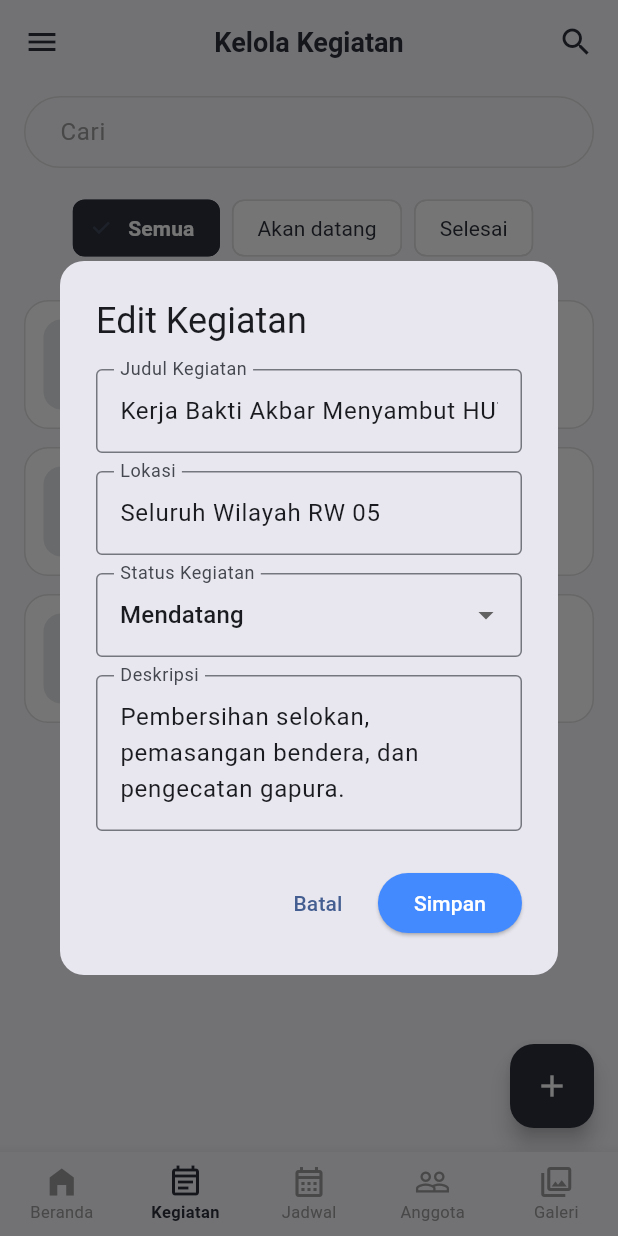
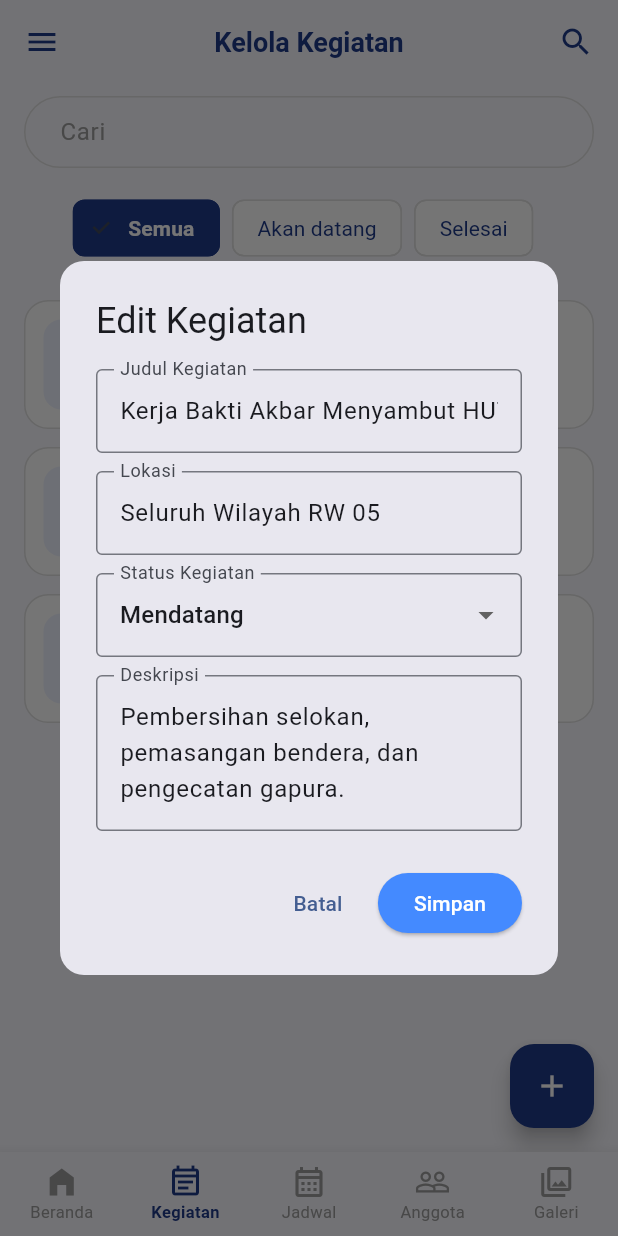
Before and after one commit to kelompok4-KH002/KarangKita, a Flutter app: the HalamanBerandaAdmin screen opened directly, item 2 of the bottom bar chosen, after a tap on the "edit" icon, on a phone screen of 412 x 824 dp. Run offline on Flutter 3.47's test engine with Material 3 defaults, Android fonts, the phone set to English and light mode, and no system bars; our stand-ins replace cloud_firestore, firebase_auth, firebase_core, image_picker; accounts and stored records are empty.

Commit message:
update ui dan tema

```diff
--- a/lib/autentikasi/komponen/komponen_autentikasi.dart
+++ b/lib/autentikasi/komponen/komponen_autentikasi.dart
@@ -1,8 +1,9 @@
 import 'package:flutter/material.dart';
 
-const primaryDarkBlue = Color(0xFF1E3A8A); // Tema biru tua seragam Figma
+// Warna biru tua utama sesuai tema Figma
+const primaryDarkBlue = Color(0xFF1E3A8A);
 
-// Component header logo KarangKita
+// Widget header logo dan judul KarangKita
 class HeaderLogoKarangKita extends StatelessWidget {
   const HeaderLogoKarangKita({super.key});
 
@@ -46,7 +47,7 @@ class HeaderLogoKarangKita extends StatelessWidget {
   }
 }
 
-// Input Field Kustom untuk Form Login
+// Widget kustom textfield input
 class InputFieldCustom extends StatelessWidget {
   final TextEditingController controller;
   final String label;
@@ -108,7 +109,7 @@ class InputFieldCustom extends StatelessWidget {
   }
 }
 
-// Tombol Utama Kustom
+// Widget kustom tombol biru utama
 class TombolUtama extends StatelessWidget {
   final String text;
   final VoidCallback onPressed;
--- a/lib/kegiatan/admin/halaman/halaman_beranda_admin.dart
+++ b/lib/kegiatan/admin/halaman/halaman_beranda_admin.dart
@@ -28,6 +28,8 @@ class _HalamanBerandaAdminState extends State<HalamanBerandaAdmin> {
 
   @override
   Widget build(BuildContext context) {
+    const primaryDarkBlue = Color(0xFF1E3A8A);
+
     return Scaffold(
       body: _pages[_currentIndex],
       // Bottom Navigation Bar 5 Tab
@@ -39,7 +41,7 @@ class _HalamanBerandaAdminState extends State<HalamanBerandaAdmin> {
           });
         },
         type: BottomNavigationBarType.fixed,
-        selectedItemColor: const Color(0xFF2B303A),
+        selectedItemColor: primaryDarkBlue,
         unselectedItemColor: Colors.grey.shade500,
         selectedLabelStyle: const TextStyle(fontWeight: FontWeight.bold, fontSize: 11),
         unselectedLabelStyle: const TextStyle(fontSize: 11),
@@ -76,6 +78,7 @@ class _BerandaTabContent extends StatelessWidget {
 
   @override
   Widget build(BuildContext context) {
+    const primaryDarkBlue = Color(0xFF1E3A8A);
     final now = DateTime.now();
     const List<String> namaBulan = [
       '', 'Januari', 'Februari', 'Maret', 'April', 'Mei', 'Juni',
@@ -106,7 +109,7 @@ class _BerandaTabContent extends StatelessWidget {
         ],
         elevation: 0,
         backgroundColor: Colors.transparent,
-        foregroundColor: const Color(0xFF2B303A),
+        foregroundColor: primaryDarkBlue,
       ),
       body: SingleChildScrollView(
         padding: const EdgeInsets.all(16.0),
@@ -119,7 +122,7 @@ class _BerandaTabContent extends StatelessWidget {
               style: TextStyle(
                 fontSize: 20,
                 fontWeight: FontWeight.bold,
-                color: Color(0xFF2B303A),
+                color: primaryDarkBlue,
               ),
             ),
             const SizedBox(height: 2),
@@ -174,7 +177,7 @@ class _BerandaTabContent extends StatelessWidget {
                     style: TextStyle(
                       fontSize: 16,
                       fontWeight: FontWeight.bold,
-                      color: Color(0xFF2B303A),
+                      color: primaryDarkBlue,
                     ),
                   ),
                 ),
@@ -214,6 +217,7 @@ class _BerandaTabContent extends StatelessWidget {
   }
 
   static Widget _buildStatCard(String count, String label) {
+    const primaryDarkBlue = Color(0xFF1E3A8A);
     return Expanded(
       child: Container(
         padding: const EdgeInsets.symmetric(vertical: 16),
@@ -229,7 +233,7 @@ class _BerandaTabContent extends StatelessWidget {
               style: const TextStyle(
                 fontSize: 22,
                 fontWeight: FontWeight.bold,
-                color: Color(0xFF2B303A),
+                color: primaryDarkBlue,
               ),
             ),
             const SizedBox(height: 4),
@@ -247,6 +251,7 @@ class _BerandaTabContent extends StatelessWidget {
   }
 
   static Widget _buildQuickIcon(IconData icon, String label, VoidCallback onTap) {
+    const primaryDarkBlue = Color(0xFF1E3A8A);
     return InkWell(
       onTap: onTap,
       borderRadius: BorderRadius.circular(16),
@@ -256,17 +261,17 @@ class _BerandaTabContent extends StatelessWidget {
             width: 58,
             height: 58,
             decoration: BoxDecoration(
-              color: const Color(0xFFE5E7EB),
+              color: const Color(0xFFEEF2FF),
               borderRadius: BorderRadius.circular(16),
             ),
-            child: Icon(icon, color: const Color(0xFF2B303A), size: 28),
+            child: Icon(icon, color: primaryDarkBlue, size: 28),
           ),
           const SizedBox(height: 6),
           Text(
             label,
             style: const TextStyle(
               fontSize: 12,
-              color: Color(0xFF2B303A),
+              color: primaryDarkBlue,
             ),
           ),
         ],
@@ -275,6 +280,7 @@ class _BerandaTabContent extends StatelessWidget {
   }
 
   static Widget _buildKegiatanItemCard(String judul, String info) {
+    const primaryDarkBlue = Color(0xFF1E3A8A);
     return Container(
       margin: const EdgeInsets.only(bottom: 12),
       padding: const EdgeInsets.all(12),
@@ -289,12 +295,12 @@ class _BerandaTabContent extends StatelessWidget {
             width: 60,
             height: 60,
             decoration: BoxDecoration(
-              color: const Color(0xFFE5E7EB),
+              color: const Color(0xFFEEF2FF),
               borderRadius: BorderRadius.circular(12),
             ),
-            child: Icon(
+            child: const Icon(
               Icons.image_outlined,
-              color: Colors.grey.shade500,
+              color: primaryDarkBlue,
               size: 28,
             ),
           ),
@@ -308,7 +314,7 @@ class _BerandaTabContent extends StatelessWidget {
                   style: const TextStyle(
                     fontWeight: FontWeight.bold,
                     fontSize: 14,
-                    color: Color(0xFF2B303A),
+                    color: primaryDarkBlue,
                   ),
                   maxLines: 1,
                   overflow: TextOverflow.ellipsis,
--- a/lib/kegiatan/admin/halaman/halaman_kegiatan_admin.dart
+++ b/lib/kegiatan/admin/halaman/halaman_kegiatan_admin.dart
@@ -21,7 +21,6 @@ class _HalamanKegiatanAdminState extends State<HalamanKegiatanAdmin> {
     _muatDataDariFirestore();
   }
 
-  // Muat data terupdate dari Cloud Firestore jika ada
   void _muatDataDariFirestore() async {
     try {
       final snap = await FirebaseFirestore.instance.collection('kegiatan').get();
@@ -131,6 +130,7 @@ class _HalamanKegiatanAdminState extends State<HalamanKegiatanAdmin> {
 
   @override
   Widget build(BuildContext context) {
+    const primaryDarkBlue = Color(0xFF1E3A8A);
     final list = _getFilteredKegiatan();
 
     return Scaffold(
@@ -149,7 +149,7 @@ class _HalamanKegiatanAdminState extends State<HalamanKegiatanAdmin> {
         ],
         elevation: 0,
         backgroundColor: Colors.transparent,
-        foregroundColor: const Color(0xFF2B303A),
+        foregroundColor: primaryDarkBlue,
       ),
       body: Column(
         children: [
@@ -172,7 +172,7 @@ class _HalamanKegiatanAdminState extends State<HalamanKegiatanAdmin> {
                 ),
                 focusedBorder: OutlineInputBorder(
                   borderRadius: BorderRadius.circular(30),
-                  borderSide: const BorderSide(color: Color(0xFF2B303A)),
+                  borderSide: const BorderSide(color: primaryDarkBlue),
                 ),
               ),
             ),
@@ -190,13 +190,13 @@ class _HalamanKegiatanAdminState extends State<HalamanKegiatanAdmin> {
                   child: ChoiceChip(
                     label: Text(kat),
                     selected: isSelected,
-                    selectedColor: const Color(0xFF2B303A),
+                    selectedColor: primaryDarkBlue,
                     backgroundColor: Colors.white,
                     side: BorderSide(
-                      color: isSelected ? const Color(0xFF2B303A) : Colors.grey.shade300,
+                      color: isSelected ? primaryDarkBlue : Colors.grey.shade300,
                     ),
                     labelStyle: TextStyle(
-                      color: isSelected ? Colors.white : const Color(0xFF2B303A),
+                      color: isSelected ? Colors.white : primaryDarkBlue,
                       fontWeight: isSelected ? FontWeight.bold : FontWeight.normal,
                     ),
                     onSelected: (_) {
@@ -239,13 +239,13 @@ class _HalamanKegiatanAdminState extends State<HalamanKegiatanAdmin> {
                               width: 60,
                               height: 60,
                               decoration: BoxDecoration(
-                                color: const Color(0xFFE5E7EB),
+                                color: const Color(0xFFEEF2FF),
                                 borderRadius: BorderRadius.circular(12),
                               ),
-                              child: Center(
+                              child: const Center(
                                 child: Icon(
                                   Icons.event_note_rounded,
-                                  color: Colors.grey.shade500,
+                                  color: primaryDarkBlue,
                                   size: 28,
                                 ),
                               ),
@@ -262,7 +262,7 @@ class _HalamanKegiatanAdminState extends State<HalamanKegiatanAdmin> {
                                     style: const TextStyle(
                                       fontWeight: FontWeight.bold,
                                       fontSize: 14,
-                                      color: Color(0xFF2B303A),
+                                      color: primaryDarkBlue,
                                     ),
                                     maxLines: 1,
                                     overflow: TextOverflow.ellipsis,
@@ -281,9 +281,8 @@ class _HalamanKegiatanAdminState extends State<HalamanKegiatanAdmin> {
                               ),
                             ),
 
-                            // Edit Icon
                             IconButton(
-                              icon: const Icon(Icons.edit_outlined, size: 20, color: Color(0xFF2B303A)),
+                              icon: const Icon(Icons.edit_outlined, size: 20, color: primaryDarkBlue),
                               onPressed: () {
                                 showDialog(
                                   context: context,
@@ -294,9 +293,8 @@ class _HalamanKegiatanAdminState extends State<HalamanKegiatanAdmin> {
                                 );
                               },
                             ),
-                            // Delete Icon X
                             IconButton(
-                              icon: const Icon(Icons.close_rounded, size: 20, color: Color(0xFF2B303A)),
+                              icon: const Icon(Icons.close_rounded, size: 20, color: primaryDarkBlue),
                               onPressed: () => _hapusKegiatan(index),
                             ),
                           ],
@@ -316,7 +314,7 @@ class _HalamanKegiatanAdminState extends State<HalamanKegiatanAdmin> {
             ),
           );
         },
-        backgroundColor: const Color(0xFF2B303A),
+        backgroundColor: primaryDarkBlue,
         foregroundColor: Colors.white,
         child: const Icon(Icons.add),
       ),
--- a/lib/main.dart
+++ b/lib/main.dart
@@ -2,9 +2,11 @@ import 'package:flutter/material.dart';
 import 'package:firebase_core/firebase_core.dart';
 import 'karang_kita.dart';
 
+// Inisialisasi awal aplikasi
 void main() async {
   WidgetsFlutterBinding.ensureInitialized();
   try {
+    // Konek ke Firebase Cloud
     await Firebase.initializeApp();
   } catch (e) {
     debugPrint('Inisialisasi Firebase: $e');
@@ -12,6 +14,7 @@ void main() async {
   runApp(const MyApp());
 }
 
+// Widget root MaterialApp
 class MyApp extends StatelessWidget {
   const MyApp({super.key});
 
@@ -24,6 +27,7 @@ class MyApp extends StatelessWidget {
         colorScheme: ColorScheme.fromSeed(seedColor: Colors.blueAccent),
         useMaterial3: true,
       ),
+      // Tampilan awal diatur ke HalamanLogin
       home: const HalamanLogin(),
     );
   }
```
